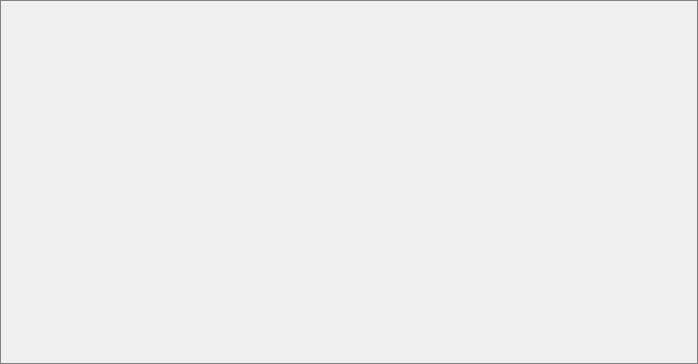
This is views/explorerview.ui in caxapyk/pa-decision as Qt 5 draws it before an edit. The edited form follows.
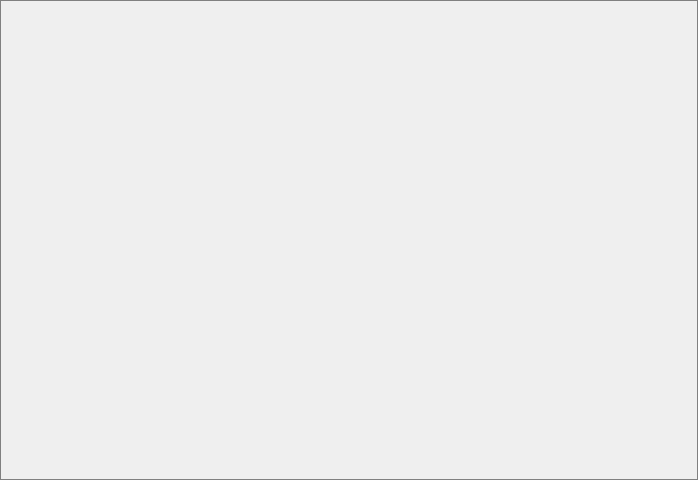
This is the edited form.

```diff
--- a/views/explorerview.ui
+++ b/views/explorerview.ui
@@ -7,9 +7,15 @@
     <x>0</x>
     <y>0</y>
     <width>698</width>
-    <height>364</height>
+    <height>480</height>
    </rect>
   </property>
+  <property name="minimumSize">
+   <size>
+    <width>640</width>
+    <height>480</height>
+   </size>
+  </property>
   <property name="windowTitle">
    <string>Form</string>
   </property>
```
